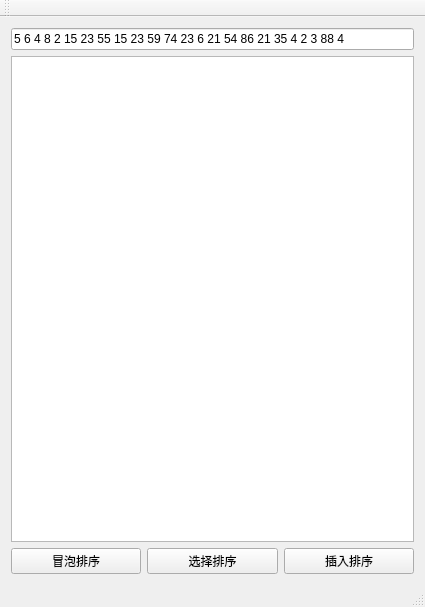
Above: Sort/Sort/mainwindow.ui from Artniner/Study before the change. Below: the same form after it.
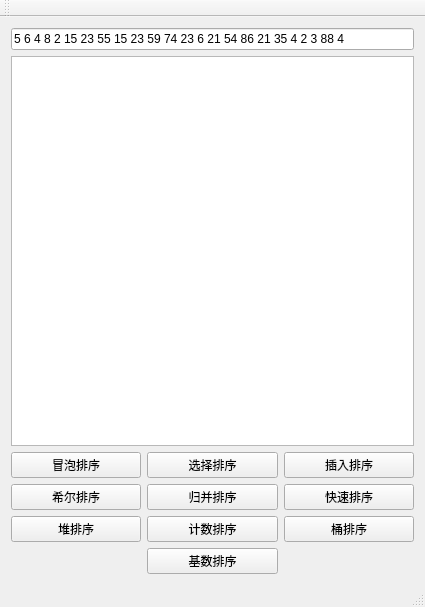
That is the form after the change.

```diff
--- a/Sort/Sort/mainwindow.ui
+++ b/Sort/Sort/mainwindow.ui
@@ -37,6 +37,13 @@
     </item>
     <item>
      <layout class="QGridLayout" name="gridLayout">
+      <item row="1" column="0">
+       <widget class="QPushButton" name="btn_shell">
+        <property name="text">
+         <string>希尔排序</string>
+        </property>
+       </widget>
+      </item>
       <item row="0" column="1">
        <widget class="QPushButton" name="btn_selection">
         <property name="text">
@@ -44,10 +51,10 @@
         </property>
        </widget>
       </item>
-      <item row="0" column="0">
-       <widget class="QPushButton" name="btn_bubble">
+      <item row="2" column="0">
+       <widget class="QPushButton" name="btn_heap">
         <property name="text">
-         <string>冒泡排序</string>
+         <string>堆排序</string>
         </property>
        </widget>
       </item>
@@ -58,6 +65,48 @@
         </property>
        </widget>
       </item>
+      <item row="1" column="1">
+       <widget class="QPushButton" name="btn_merge">
+        <property name="text">
+         <string>归并排序</string>
+        </property>
+       </widget>
+      </item>
+      <item row="1" column="2">
+       <widget class="QPushButton" name="btn_quick">
+        <property name="text">
+         <string>快速排序</string>
+        </property>
+       </widget>
+      </item>
+      <item row="0" column="0">
+       <widget class="QPushButton" name="btn_bubble">
+        <property name="text">
+         <string>冒泡排序</string>
+        </property>
+       </widget>
+      </item>
+      <item row="2" column="1">
+       <widget class="QPushButton" name="btn_count">
+        <property name="text">
+         <string>计数排序</string>
+        </property>
+       </widget>
+      </item>
+      <item row="2" column="2">
+       <widget class="QPushButton" name="btn_bucket">
+        <property name="text">
+         <string>桶排序</string>
+        </property>
+       </widget>
+      </item>
+      <item row="3" column="1">
+       <widget class="QPushButton" name="btn_radix">
+        <property name="text">
+         <string>基数排序</string>
+        </property>
+       </widget>
+      </item>
      </layout>
     </item>
    </layout>
```
